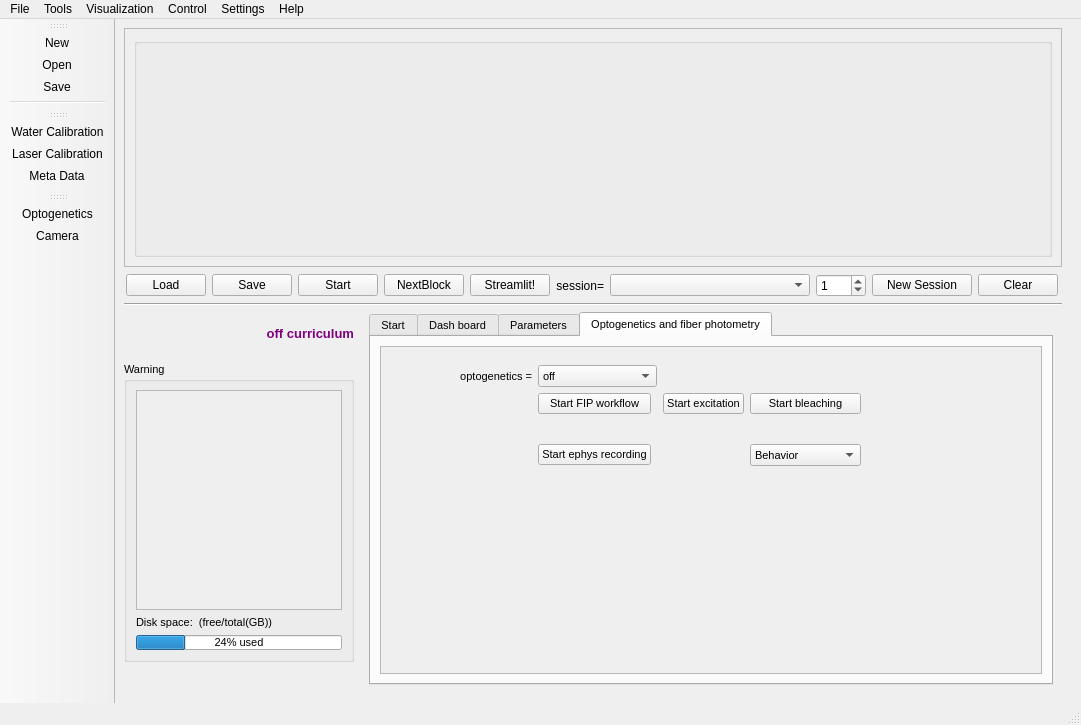
Old version of the form src/foraging_gui/ForagingGUI.ui in the repository AllenNeuralDynamics/dynamic-foraging-task.
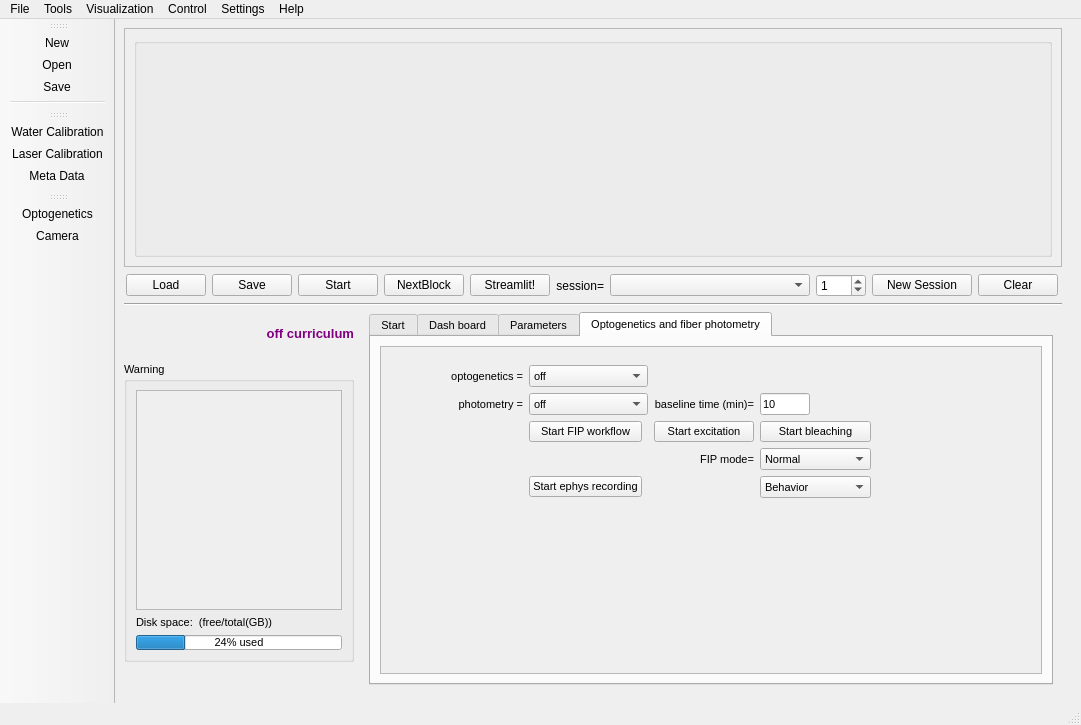
New version of the form. The open tabs and pages were chosen to show the change. Icons and pictures are not drawn.

Diff of the .ui file:
```diff
--- a/src/foraging_gui/ForagingGUI.ui
+++ b/src/foraging_gui/ForagingGUI.ui
@@ -2239,9 +2239,45 @@
                        </widget>
                       </item>
                       <item row="3" column="3">
-                       <widget class="QWidget" name="fip_widget">
-                        <layout class="QVBoxLayout" name="fip_layout">
-                        </layout>
+                       <widget class="QLabel" name="label_65">
+                        <property name="sizePolicy">
+                         <sizepolicy hsizetype="Expanding" vsizetype="Expanding">
+                          <horstretch>0</horstretch>
+                          <verstretch>0</verstretch>
+                         </sizepolicy>
+                        </property>
+                        <property name="text">
+                         <string>FIP mode=</string>
+                        </property>
+                        <property name="textFormat">
+                         <enum>Qt::AutoText</enum>
+                        </property>
+                        <property name="alignment">
+                         <set>Qt::AlignRight|Qt::AlignTrailing|Qt::AlignVCenter</set>
+                        </property>
+                       </widget>
+                      </item>
+                      <item row="3" column="4">
+                       <widget class="QComboBox" name="FIPMode">
+                        <property name="sizePolicy">
+                         <sizepolicy hsizetype="Expanding" vsizetype="Expanding">
+                          <horstretch>0</horstretch>
+                          <verstretch>0</verstretch>
+                         </sizepolicy>
+                        </property>
+                        <property name="editable">
+                         <bool>false</bool>
+                        </property>
+                        <item>
+                         <property name="text">
+                          <string>Normal</string>
+                         </property>
+                        </item>
+                        <item>
+                         <property name="text">
+                          <string>Axon</string>
+                         </property>
+                        </item>
                        </widget>
                       </item>
                       <item row="0" column="0">
@@ -2263,6 +2299,95 @@
                         </property>
                        </widget>
                       </item>
+                      <item row="1" column="3">
+                       <widget class="QLabel" name="label_47">
+                        <property name="sizePolicy">
+                         <sizepolicy hsizetype="Expanding" vsizetype="Expanding">
+                          <horstretch>0</horstretch>
+                          <verstretch>0</verstretch>
+                         </sizepolicy>
+                        </property>
+                        <property name="text">
+                         <string>baseline time (min)=</string>
+                        </property>
+                        <property name="textFormat">
+                         <enum>Qt::AutoText</enum>
+                        </property>
+                        <property name="alignment">
+                         <set>Qt::AlignRight|Qt::AlignTrailing|Qt::AlignVCenter</set>
+                        </property>
+                       </widget>
+                      </item>
+                      <item row="1" column="0">
+                       <widget class="QLabel" name="label_61">
+                        <property name="sizePolicy">
+                         <sizepolicy hsizetype="Expanding" vsizetype="Expanding">
+                          <horstretch>0</horstretch>
+                          <verstretch>0</verstretch>
+                         </sizepolicy>
+                        </property>
+                        <property name="text">
+                         <string>photometry =</string>
+                        </property>
+                        <property name="textFormat">
+                         <enum>Qt::AutoText</enum>
+                        </property>
+                        <property name="alignment">
+                         <set>Qt::AlignRight|Qt::AlignTrailing|Qt::AlignVCenter</set>
+                        </property>
+                       </widget>
+                      </item>
+                      <item row="1" column="4">
+                       <widget class="QLineEdit" name="baselinetime">
+                        <property name="sizePolicy">
+                         <sizepolicy hsizetype="Maximum" vsizetype="Fixed">
+                          <horstretch>0</horstretch>
+                          <verstretch>0</verstretch>
+                         </sizepolicy>
+                        </property>
+                        <property name="maximumSize">
+                         <size>
+                          <width>50</width>
+                          <height>16777215</height>
+                         </size>
+                        </property>
+                        <property name="text">
+                         <string>10</string>
+                        </property>
+                       </widget>
+                      </item>
+                      <item row="1" column="1" colspan="2">
+                       <widget class="QComboBox" name="PhotometryB">
+                        <property name="sizePolicy">
+                         <sizepolicy hsizetype="Expanding" vsizetype="Fixed">
+                          <horstretch>0</horstretch>
+                          <verstretch>0</verstretch>
+                         </sizepolicy>
+                        </property>
+                        <property name="minimumSize">
+                         <size>
+                          <width>50</width>
+                          <height>0</height>
+                         </size>
+                        </property>
+                        <property name="maximumSize">
+                         <size>
+                          <width>10000</width>
+                          <height>16777215</height>
+                         </size>
+                        </property>
+                        <item>
+                         <property name="text">
+                          <string>off</string>
+                         </property>
+                        </item>
+                        <item>
+                         <property name="text">
+                          <string>on</string>
+                         </property>
+                        </item>
+                       </widget>
+                      </item>
                       <item row="0" column="1" colspan="2">
                        <widget class="QComboBox" name="OptogeneticsB">
                         <property name="sizePolicy">
```
